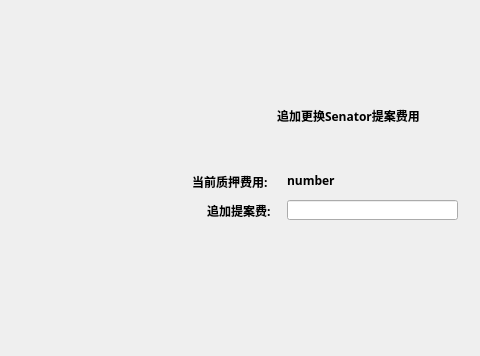
Before: the Qt Designer form LNKWallet/citizen/AddPledgeDialog.ui in HcashOrg/hx-indicator, drawn with Qt 5; both pictures show x 133 to 613 and y 0 to 356 of the 960 by 543 pixel window.
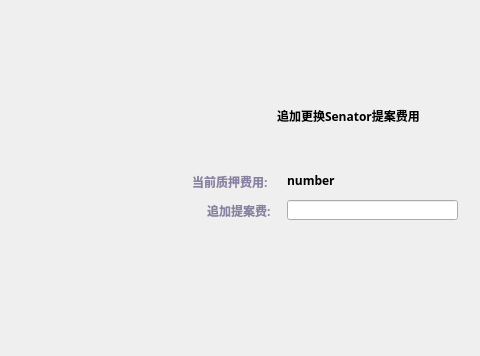
After: the same form once the commit is applied.

Patch:
```diff
--- a/LNKWallet/citizen/AddPledgeDialog.ui
+++ b/LNKWallet/citizen/AddPledgeDialog.ui
@@ -146,6 +146,10 @@
        <height>21</height>
       </rect>
      </property>
+     <property name="styleSheet">
+      <string notr="true">QLabel{color: rgb(137,129,161);
+font: 11px &quot;Microsoft YaHei UI Light&quot;;}</string>
+     </property>
      <property name="text">
       <string>当前质押费用:</string>
      </property>
@@ -182,6 +186,10 @@
        <height>21</height>
       </rect>
      </property>
+     <property name="styleSheet">
+      <string notr="true">QLabel{color: rgb(137,129,161);
+font: 11px &quot;Microsoft YaHei UI Light&quot;;}</string>
+     </property>
      <property name="text">
       <string>追加提案费:</string>
      </property>
```
